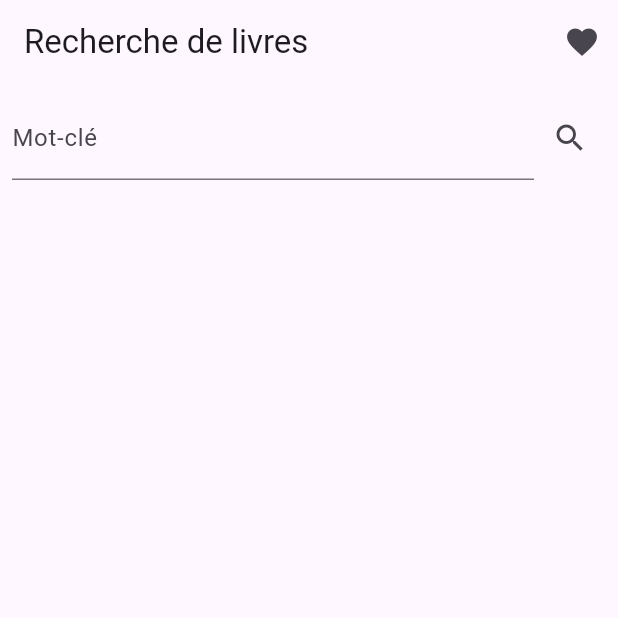
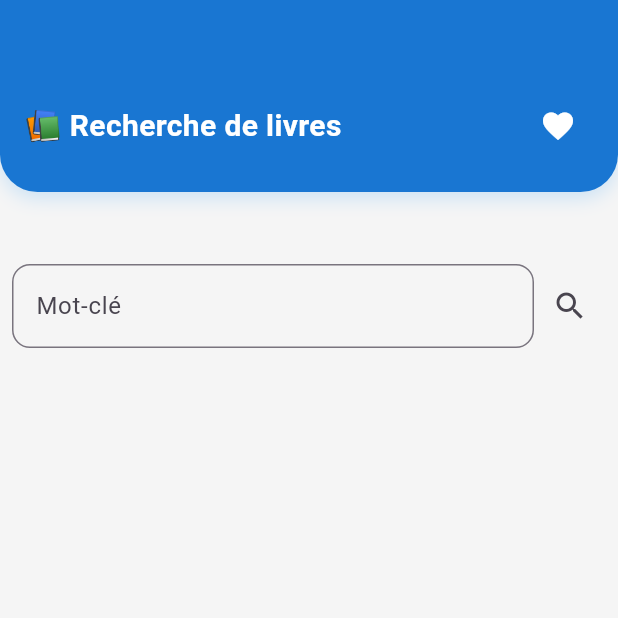
Before and after one commit to rabihrajaa/BookApp, a Flutter app: the screen it shows after launch, on a phone screen of 412 x 824 dp, the top half of it. Run offline on Flutter 3.47's test engine with Material 3 defaults, Android fonts, the phone set to English and light mode, and no system bars; our stand-ins replace sqflite, sqflite_common_ffi; accounts and stored records are empty.

Commit message:
commit 3

```diff
--- a/lib/pages/home_page.dart
+++ b/lib/pages/home_page.dart
@@ -26,33 +26,68 @@ class _HomePageState extends State<HomePage> {
   @override
   Widget build(BuildContext context) {
    return Scaffold(
-      appBar: AppBar(
-        title: Text('Recherche de livres'),
-        actions: [
+  backgroundColor: Colors.grey[100],
+  body: Column(
+    children: [
+      Container(
+        decoration: BoxDecoration(
+          color: Colors.blue[700],
+          borderRadius: const BorderRadius.only(
+            bottomLeft: Radius.circular(25),
+            bottomRight: Radius.circular(25),
+          ),
+          boxShadow: [
+            BoxShadow(
+              color: Colors.blue.withOpacity(0.2),
+              blurRadius: 10,
+              offset: Offset(0, 4),
+            ),
+          ],
+        ),
+        padding: const EdgeInsets.only(top: 60, left: 16, right: 16, bottom: 20),
+        margin: const EdgeInsets.only(bottom: 40),
+        child: Row(
+          mainAxisAlignment: MainAxisAlignment.spaceBetween,
+          children: [
+            Text(
+              '📚 Recherche de livres',
+              style: TextStyle(
+                fontSize: 20,
+                color: Colors.white,
+                fontWeight: FontWeight.bold,
+              ),
+            ),
             IconButton(
-            icon: Icon(Icons.favorite),
+              icon: const Icon(Icons.favorite, color: Colors.white),
               onPressed: () => Navigator.push(
                 context,
                 MaterialPageRoute(builder: (_) => FavoritesPage()),
               ),
-          )
+            ),
           ],
         ),
-      body: Column(
+      ),
+
+      //Zone de recherche et résultats
+      Expanded(
+        child: Column(
           children: [
             Padding(
-            padding: EdgeInsets.all(8.0),
+              padding: const EdgeInsets.all(8.0),
               child: Row(
                 children: [
                   Expanded(
                     child: TextField(
                       controller: controller,
-                    decoration: InputDecoration(labelText: 'Mot-clé'),
+                      decoration: InputDecoration(
+                        labelText: 'Mot-clé',
+                        border: OutlineInputBorder(borderRadius: BorderRadius.circular(12)),
+                      ),
                       onChanged: (val) => query = val,
                     ),
                   ),
                   IconButton(
-                  icon: Icon(Icons.search),
+                    icon: const Icon(Icons.search),
                     onPressed: searchBooks,
                   )
                 ],
@@ -65,6 +100,10 @@ class _HomePageState extends State<HomePage> {
             )
           ],
         ),
+      ),
+    ],
+  ),
 );
+
   }
 }
```
Also changed, not shown: lib/pages/favorites_page.dart (+103 -10 lines), lib/widgets/book_card.dart (+42 -5 lines), page_favoris.png (added), page_home.png (added), 1 other file. Lines whose indentation alone changed are shown as unchanged.
